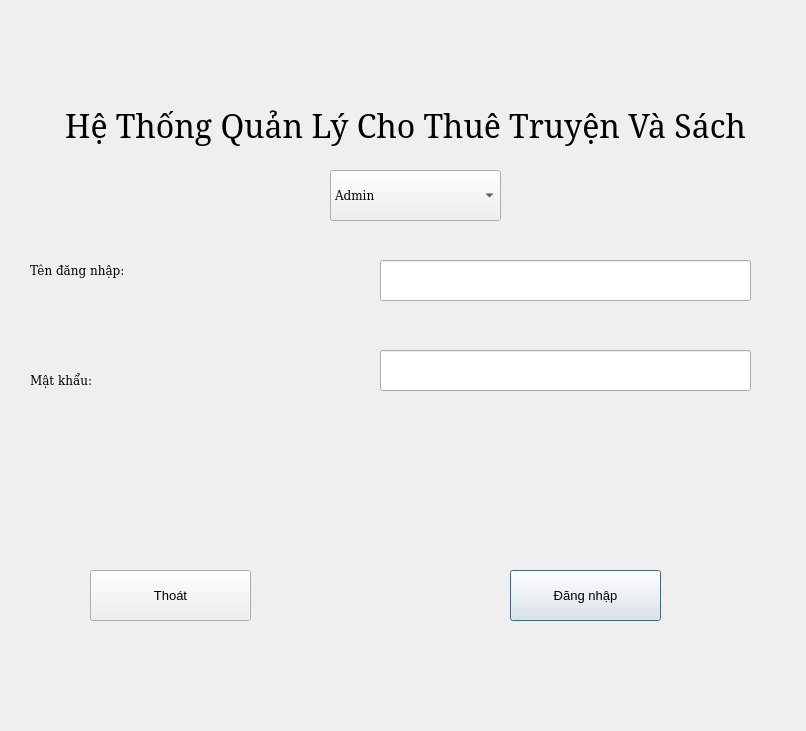
Old version of the form ui/LoginDialog.ui in the repository phandongvocuc/PBL2-Bookstore.
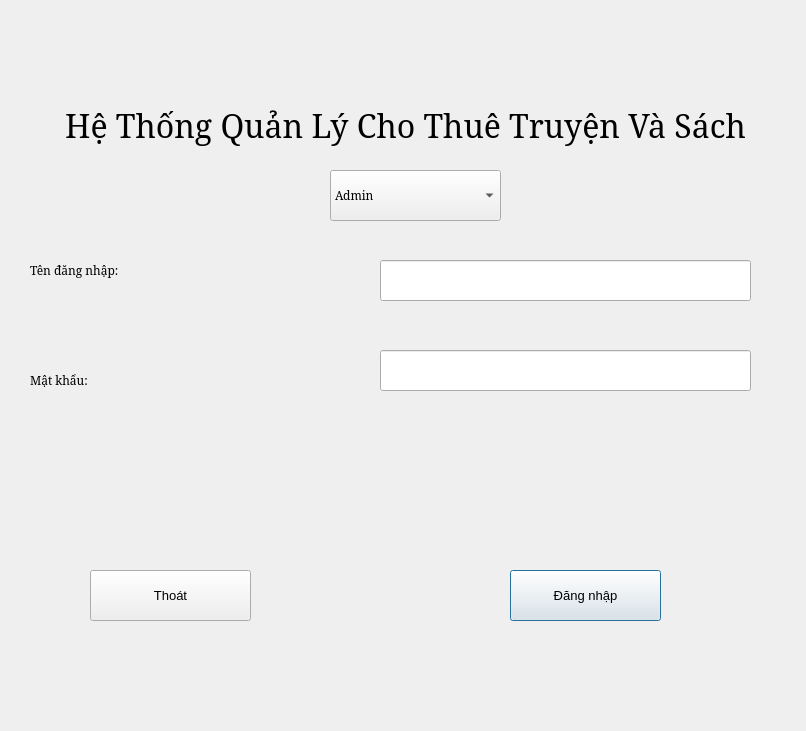
New version of the form.

The edit to the form file:
```diff
--- a/ui/LoginDialog.ui
+++ b/ui/LoginDialog.ui
@@ -118,7 +118,7 @@
    </property>
    <property name="font">
     <font>
-     <family>DejaVu Serif</family>
+     <family>Serif</family>
     </font>
    </property>
    <property name="text">
@@ -149,7 +149,7 @@
    </property>
    <property name="font">
     <font>
-     <family>DejaVu Serif</family>
+     <family>Serif</family>
     </font>
    </property>
    <property name="text">
@@ -167,7 +167,7 @@
    </property>
    <property name="font">
     <font>
-     <family>DejaVu Serif</family>
+     <family>Serif</family>
     </font>
    </property>
    <item>
```
Lines whose indentation alone changed are shown as unchanged.
